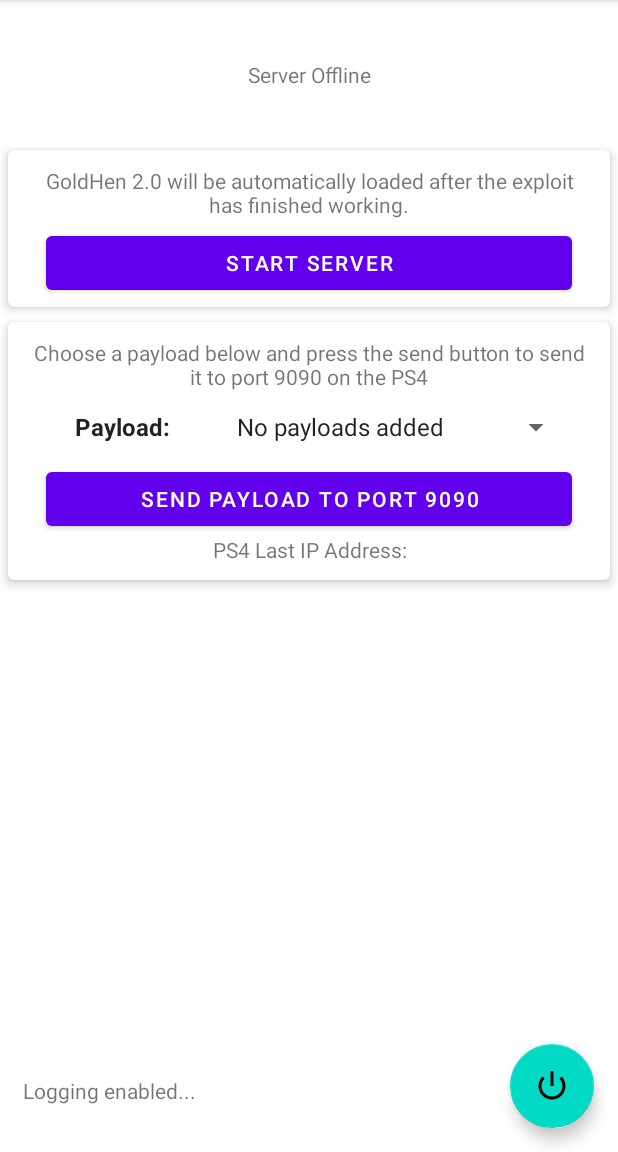
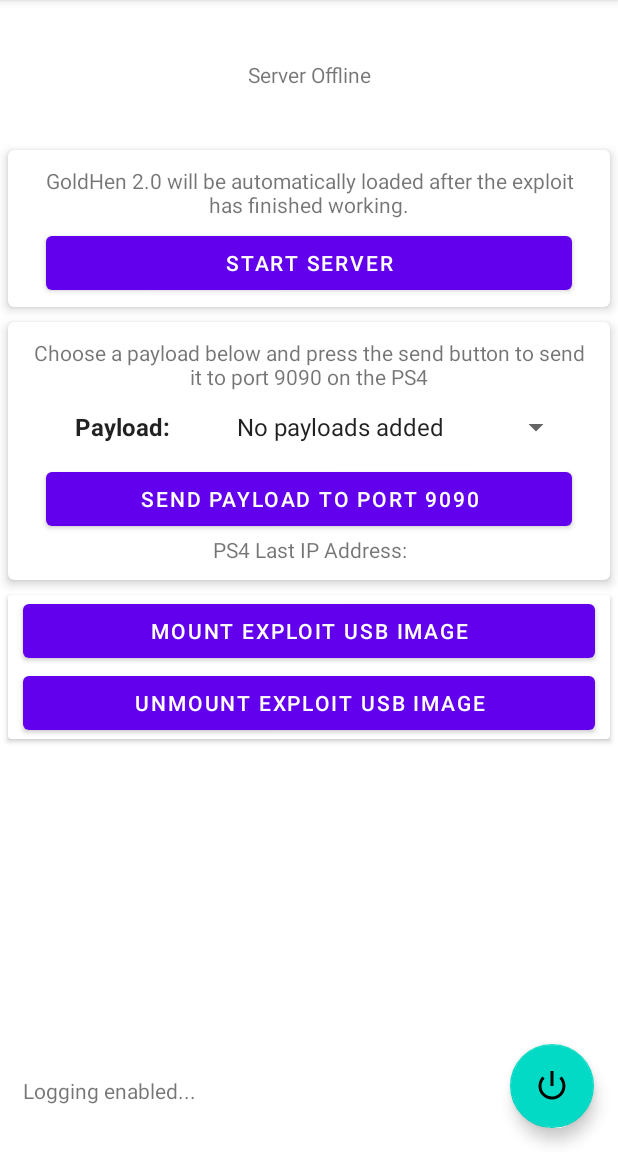
Before and after one commit to rareranger/ps4jbandroid, an Android app: the screen it shows after launch (MainActivity), on a phone screen of 412 x 824 dp, the part 84-1236 px from its top. Run offline under Robolectric (Android 15) with nearby library versions, the phone set to English and light mode, and no system bars; libraries missing offline, so code that uses them is left out: eu.chainfire.libsuperuser, fi.iki.elonen.

Commit message:
Added option to mount exploit image using phone as USB drive

```diff
--- a/app/build.gradle
+++ b/app/build.gradle
@@ -52,4 +52,5 @@ dependencies {
 
     implementation 'com.android.support:multidex:1.0.3'
     implementation 'com.nanohttpd:nanohttpd-webserver:2.1.0'
+    implementation 'eu.chainfire:libsuperuser:1.1.0.+'
 }
--- a/app/src/main/java/org/ktech/ps4jailbreak/MainActivity.kt
+++ b/app/src/main/java/org/ktech/ps4jailbreak/MainActivity.kt
@@ -6,6 +6,7 @@ import android.content.Intent
 import android.content.SharedPreferences
 import android.net.Uri
 import android.net.wifi.WifiManager
+import android.os.Build
 import android.os.Bundle
 import android.provider.DocumentsContract
 import android.text.format.Formatter.formatIpAddress
@@ -15,11 +16,13 @@ import android.view.Menu
 import android.view.MenuItem
 import android.view.View
 import android.widget.*
+import androidx.annotation.RequiresApi
 import androidx.appcompat.app.AppCompatActivity
 import androidx.preference.PreferenceManager
 import com.google.android.material.floatingactionbutton.FloatingActionButton
 import kotlinx.coroutines.GlobalScope
 import kotlinx.coroutines.launch
+import java.io.File
 import java.io.InputStream
 import java.lang.Exception
 import java.net.Socket
@@ -28,6 +31,7 @@ import kotlin.collections.ArrayList
 import kotlin.system.exitProcess
 
 const val PICK_BIN_FILE = 2
+const val IMG_FILENAME = "exfathax.img"
 
 class MainActivity : AppCompatActivity(), AdapterView.OnItemSelectedListener {
 
@@ -51,6 +55,9 @@ class MainActivity : AppCompatActivity(), AdapterView.OnItemSelectedListener {
     //Listener for changing preferences
     lateinit var listener: SharedPreferences.OnSharedPreferenceChangeListener
 
+    lateinit var usbMounter: USBMounter
+
+    @RequiresApi(Build.VERSION_CODES.KITKAT)
     override fun onCreate(savedInstanceState: Bundle?) {
         super.onCreate(savedInstanceState)
         setContentView(R.layout.activity_main)
@@ -137,7 +144,36 @@ class MainActivity : AppCompatActivity(), AdapterView.OnItemSelectedListener {
                 showToast("Add and choose a payload to send!")
             }
         }
+
+        usbMounter = USBMounter()
+
+        //Setup event for when mount button is clicked
+        findViewById<Button>(R.id.btnMountUSB).setOnClickListener {
+            val imgFileName: String = getFileFromAssets(this, IMG_FILENAME).absolutePath
+            GlobalScope.launch {
+                usbMounter.mount_image(file = imgFileName, toast = this@MainActivity::showToast)
+            }
+        }
+
+        findViewById<Button>(R.id.btnUnmountUSB).setOnClickListener {
+            GlobalScope.launch {
+                usbMounter.unmount_image(toast = this@MainActivity::showToast)
+            }
+        }
+
     }
+
+    fun getFileFromAssets(context: Context, fileName: String): File = File(context.cacheDir, fileName)
+        .also {
+            if (!it.exists()) {
+                it.outputStream().use { cache ->
+                    context.assets.open(fileName).use { inputStream ->
+                        inputStream.copyTo(cache)
+                        inputStream.close()
+                    }
+                }
+            }
+        }
 
     //Update spinner items
     private fun updateSpinnerItems() {
@@ -178,7 +214,7 @@ class MainActivity : AppCompatActivity(), AdapterView.OnItemSelectedListener {
     }
 
     //Custom function for showing toast message
-    private fun showToast(msg: String, long: Boolean = false) {
+    public fun showToast(msg: String, long: Boolean = false) {
         runOnUiThread {
             if (long) {
                 Toast.makeText(this, msg, Toast.LENGTH_LONG).show()
--- a/app/src/main/res/layout/content_main.xml
+++ b/app/src/main/res/layout/content_main.xml
@@ -143,6 +143,43 @@
             </LinearLayout>
         </androidx.cardview.widget.CardView>
 
+        <androidx.cardview.widget.CardView
+            android:layout_width="match_parent"
+            android:layout_height="wrap_content"
+            android:layout_marginStart="5dp"
+            android:layout_marginLeft="5dp"
+            android:layout_marginTop="10dp"
+            android:layout_marginEnd="5dp"
+            android:layout_marginRight="5dp">
+
+            <LinearLayout
+                android:layout_width="match_parent"
+                android:layout_height="match_parent"
+                android:orientation="vertical">
+
+                <Button
+                    android:id="@+id/btnMountUSB"
+                    android:layout_width="match_parent"
+                    android:layout_height="wrap_content"
+                    android:layout_marginStart="10dp"
+                    android:layout_marginLeft="10dp"
+                    android:layout_marginEnd="10dp"
+                    android:layout_marginRight="10dp"
+                    android:text="Mount Exploit USB Image" />
+
+                <Button
+                    android:id="@+id/btnUnmountUSB"
+                    android:layout_width="match_parent"
+                    android:layout_height="wrap_content"
+                    android:layout_marginStart="10dp"
+                    android:layout_marginLeft="10dp"
+                    android:layout_marginEnd="10dp"
+                    android:layout_marginRight="10dp"
+                    android:text="Unmount Exploit USB Image" />
+            </LinearLayout>
+
+        </androidx.cardview.widget.CardView>
+
         <TextView
             android:id="@+id/txtVwLog"
             android:layout_width="match_parent"
```
Also changed, not shown: app/src/main/java/org/ktech/ps4jailbreak/PathResolver.java (added, +160 -0 lines), app/src/main/java/org/ktech/ps4jailbreak/USBMounter.kt (added, +96 -0 lines), 1 other file.
